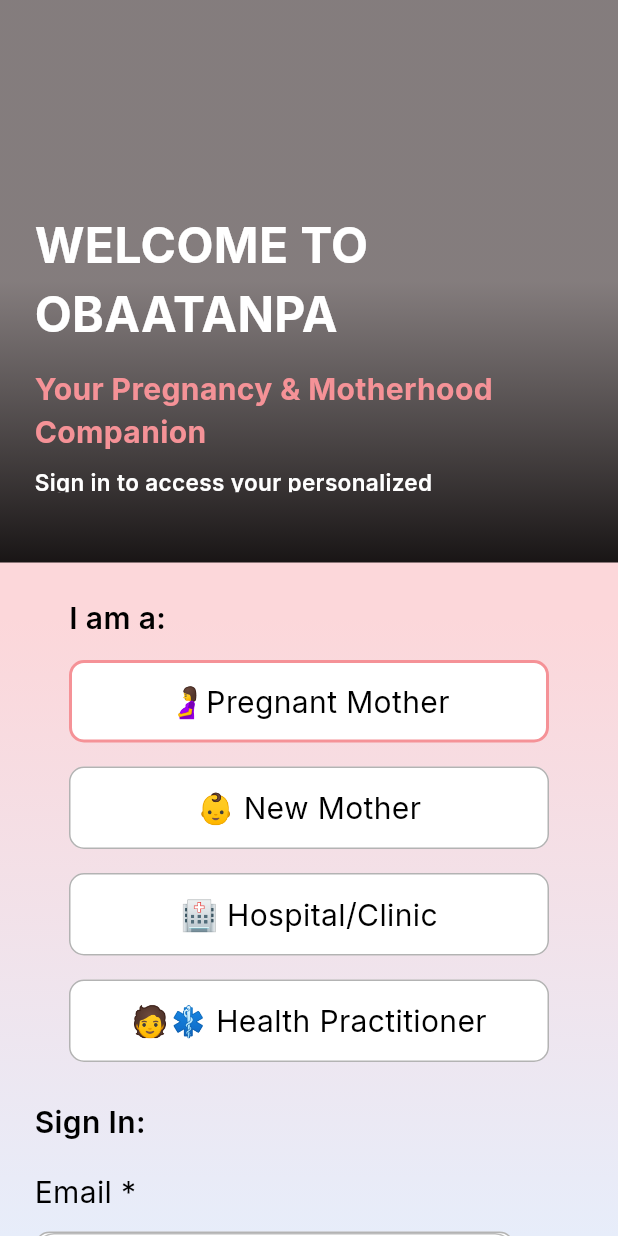
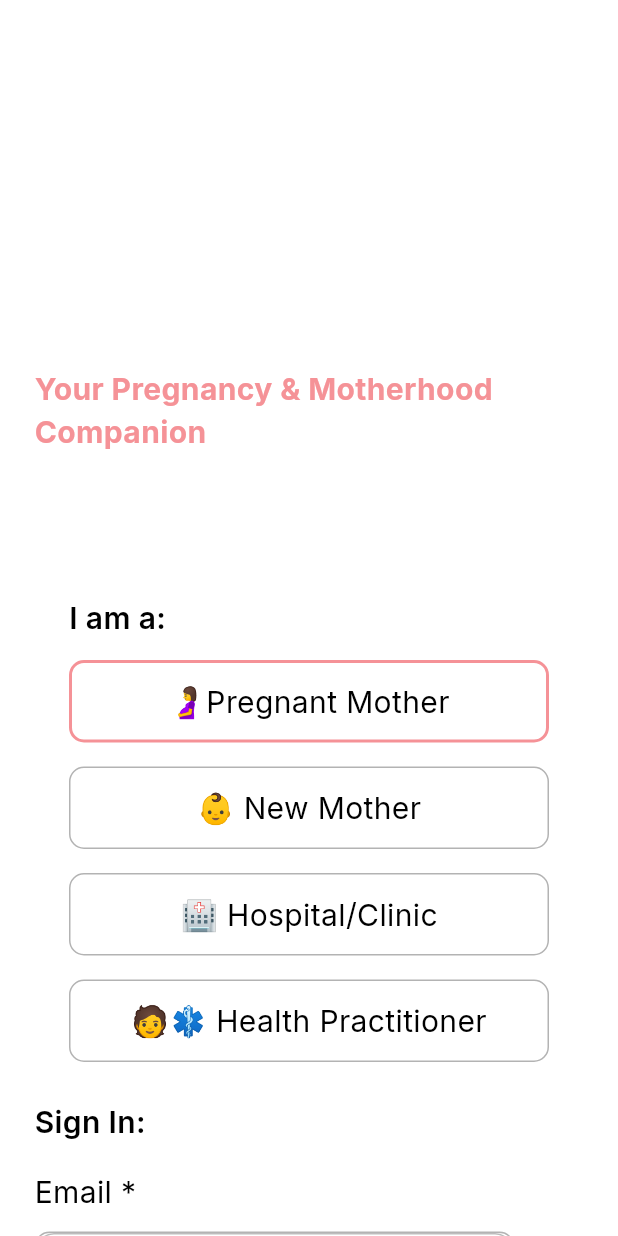
Before and after one commit to abba33/obaatanpa_mobile, a Flutter app: the LoginScreen screen opened by its route, on a phone screen of 412 x 824 dp. Run offline on Flutter 3.47's test engine with Material 3 defaults, Android fonts, the phone set to English and light mode, and no system bars; our stand-ins replace flutter_secure_storage, go_router, google_fonts, shared_preferences; accounts and stored records are empty; network calls fail.

Commit message:
removed blue color from top of navbar

```diff
--- a/lib/screens/auth/login_screen.dart
+++ b/lib/screens/auth/login_screen.dart
@@ -78,11 +78,7 @@ class _LoginScreenState extends State<LoginScreen>
             height: double.infinity,
             clipBehavior: Clip.antiAlias,
             decoration: const BoxDecoration(
-              gradient: LinearGradient(
-                begin: Alignment(0.50, 0.00),
-                end: Alignment(0.50, 1.00),
-                colors: [Color(0xFFFCD7DA), Color(0xFFE7EDFA)],
-              ),
+              color: Colors.white,
             ),
             child: SingleChildScrollView(
               child: Stack(
@@ -114,7 +110,7 @@ class _LoginScreenState extends State<LoginScreen>
             Colors.black.withOpacity(0.9),
           ],
         ),
-        color: const Color(0xFF7DA8E6),
+        color: Colors.transparent,
       ),
       child: Padding(
         padding: const EdgeInsets.symmetric(horizontal: 23),
@@ -585,11 +581,7 @@ class _LoginScreenState extends State<LoginScreen>
       constraints: const BoxConstraints(maxWidth: 320),
       height: 55,
       decoration: ShapeDecoration(
-        gradient: const LinearGradient(
-          begin: Alignment(0.00, 0.50),
-          end: Alignment(1.00, 0.50),
-          colors: [Color(0xFF7DA8E6), Color(0xFFF8A7AB)],
-        ),
+        color: const Color(0xFFF59297),
         shape: RoundedRectangleBorder(
           borderRadius: BorderRadius.circular(10),
         ),
--- a/lib/screens/dashboard/pregnant mother/pregnant_mother_dashboard.dart
+++ b/lib/screens/dashboard/pregnant mother/pregnant_mother_dashboard.dart
@@ -117,10 +117,10 @@ class _DashboardPageState extends State<DashboardPage> {
 
   @override
   Widget build(BuildContext context) {
-    // Force the status bar to be white
+    // Force the status bar to be transparent
     SystemChrome.setSystemUIOverlayStyle(
       const SystemUiOverlayStyle(
-        statusBarColor: Colors.white,
+        statusBarColor: Colors.transparent,
         statusBarIconBrightness: Brightness.dark,
         systemNavigationBarColor: Colors.white,
         systemNavigationBarIconBrightness: Brightness.dark,
```
